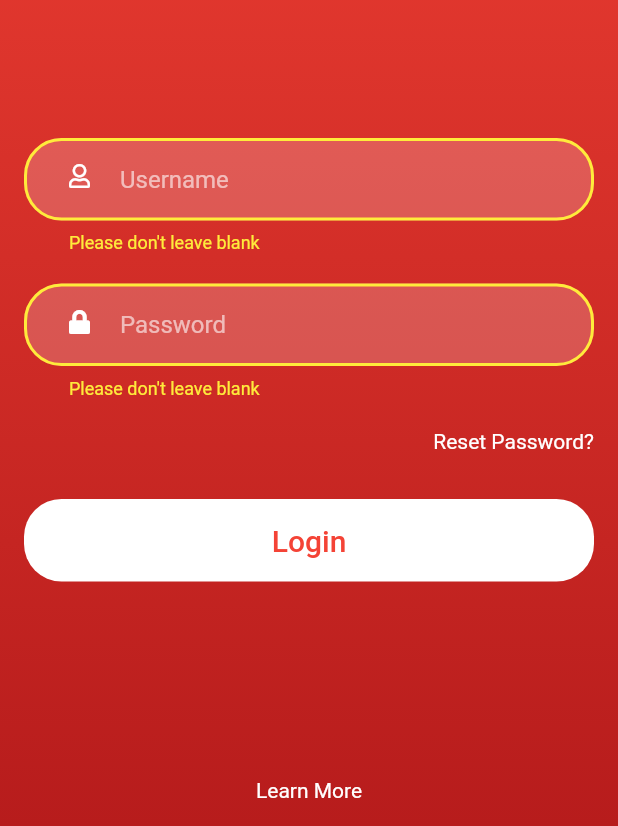
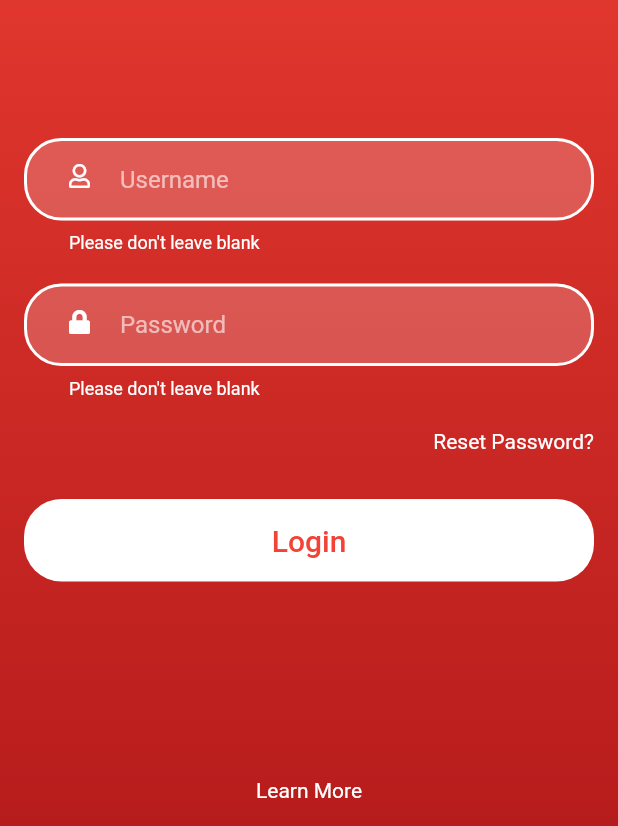
Before and after one commit to maplerichie/flutter_boilerplate, a Flutter app: the screen it shows after launch, after a tap on "Login", on a phone screen of 412 x 824 dp, the part 410-1236 px from its top. Run offline on Flutter 3.47's test engine with Material 2 defaults, Android fonts, the phone set to English and light mode, and no system bars; our stand-ins replace camera, dio, flutter_spinkit, font_awesome_flutter, google_fonts, hive and 1 more; accounts and stored records are empty; generated files the repository leaves out were written again.

Commit message:
Minor fix, theme recolor

```diff
--- a/lib/config/theme.dart
+++ b/lib/config/theme.dart
@@ -20,7 +20,7 @@ final ThemeData theme = ThemeData(
       color: Color(0x99ffffff),
     ),
     errorStyle: TextStyle(
-      color: Colors.yellow,
+      color: Colors.white,
     ),
     contentPadding: EdgeInsets.only(left: 30, bottom: 18, top: 18, right: 30),
     fillColor: Color(0x33ffffff),
@@ -43,7 +43,7 @@ final ThemeData theme = ThemeData(
       ),
       borderSide: BorderSide(
         width: 2,
-        color: Colors.yellow,
+        color: Colors.white,
         style: BorderStyle.solid,
       ),
     ),
@@ -53,7 +53,7 @@ final ThemeData theme = ThemeData(
       ),
       borderSide: BorderSide(
         width: 2,
-        color: Colors.yellow,
+        color: Colors.white,
         style: BorderStyle.solid,
       ),
     ),
--- a/lib/screens/login.dart
+++ b/lib/screens/login.dart
@@ -4,6 +4,7 @@ import 'package:google_fonts/google_fonts.dart';
 import 'package:provider/provider.dart';
 import 'package:url_launcher/url_launcher.dart';
 import '../providers/index.dart';
+import '../services/http.dart';
 
 class LoginScreen extends StatefulWidget {
   LoginScreen({Key key, this.title}) : super(key: key);
--- a/lib/services/auth.dart
+++ b/lib/services/auth.dart
@@ -1,5 +1,5 @@
 import 'dart:async';
-import 'api.dart';
+import 'http.dart';
 
 class AuthService {
   final HttpService _http = new HttpService();
--- a/lib/services/index.dart
+++ b/lib/services/index.dart
@@ -1,2 +1,2 @@
-export 'api.dart';
+export 'http.dart';
 export 'auth.dart';
```
Also changed, not shown: lib/services/http.dart (renamed from lib/services/api.dart, +2 -35 lines).
